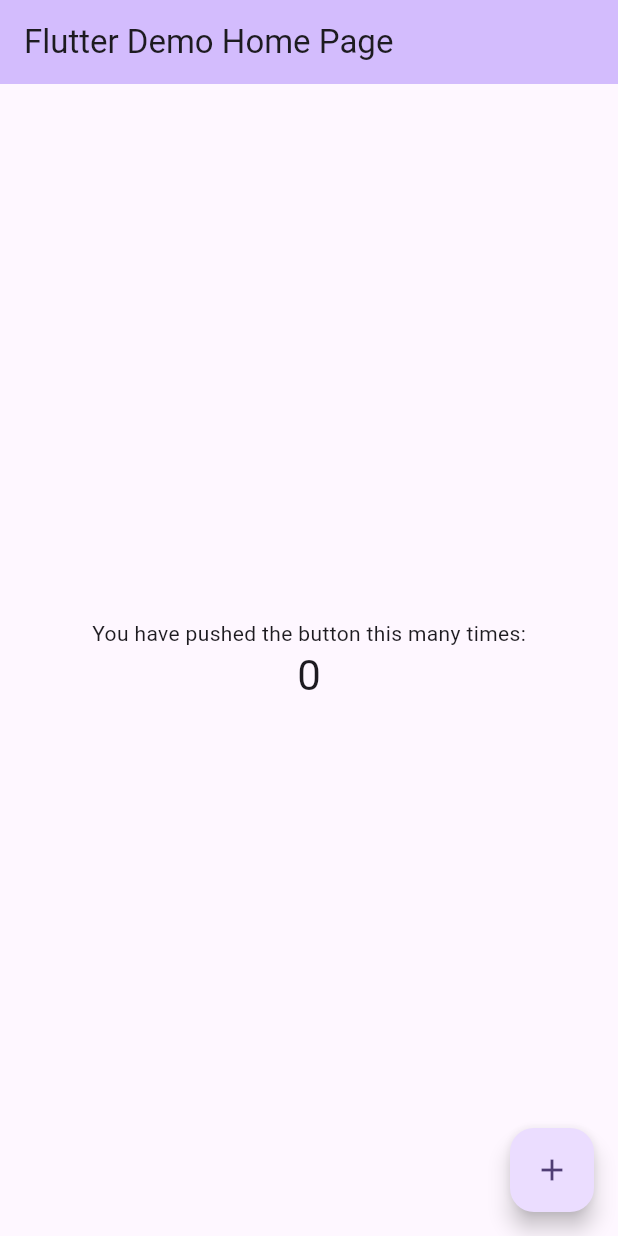
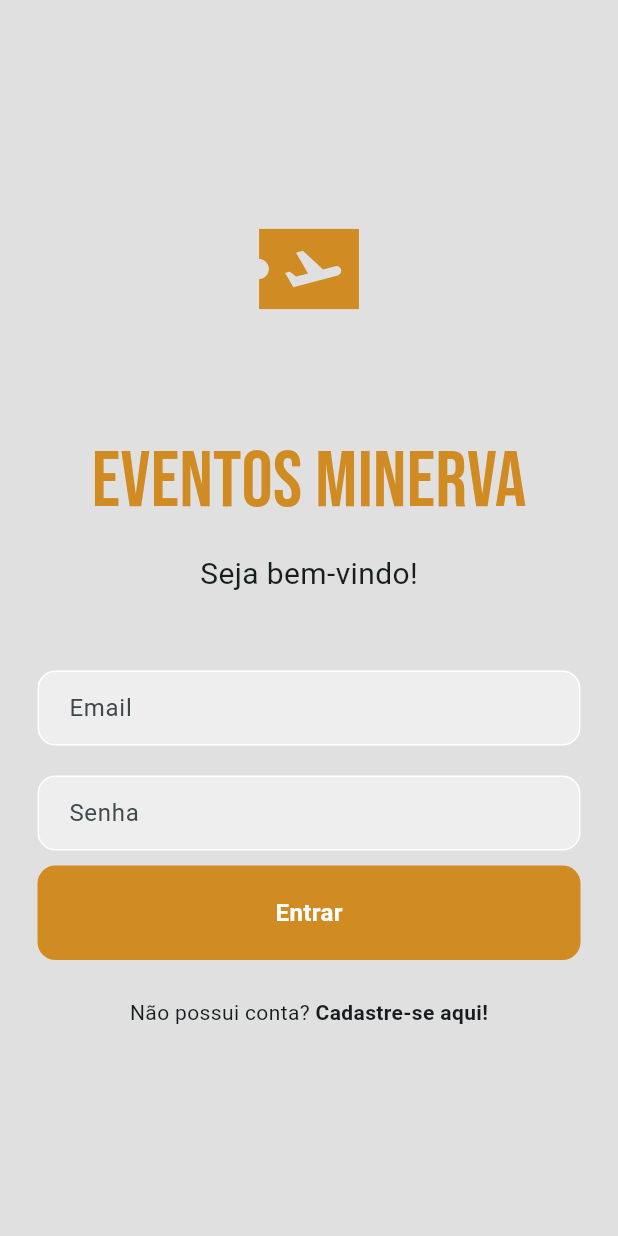
Before and after one commit to Albuquerque-David/eventos-minerva-app, a Flutter app: the screen it shows after launch, on a phone screen of 412 x 824 dp. Run offline on Flutter 3.47's test engine with Material 2 defaults, Android fonts, the phone set to English and light mode, and no system bars; our stand-ins replace firebase_auth, firebase_core, google_fonts; accounts and stored records are empty; generated files the repository leaves out were written again.

Commit message:
feat: added login page

```diff
--- /dev/null
+++ b/lib/home_page.dart
@@ -0,0 +1,28 @@
+import 'package:eventos_minerva/login_page.dart';
+import 'package:eventos_minerva/main_page.dart';
+import 'package:firebase_auth/firebase_auth.dart';
+import 'package:flutter/material.dart';
+import 'package:firebase_core/firebase_core.dart';
+import 'firebase_options.dart';
+
+
+
+class HomePage extends StatelessWidget {
+  const HomePage({super.key});
+
+  @override
+  Widget build(BuildContext context) {
+    return Scaffold(
+      body: StreamBuilder<User?>(
+        stream: FirebaseAuth.instance.authStateChanges(),
+        builder: (context, snapshot){
+          if (snapshot.hasData) {
+            return MainPage();
+          } else {
+            return LoginPage();
+          }
+        },
+      ),
+    );
+  }
+}
--- /dev/null
+++ b/lib/login_page.dart
@@ -0,0 +1,146 @@
+import 'package:firebase_auth/firebase_auth.dart';
+import 'package:flutter/material.dart';
+import 'package:google_fonts/google_fonts.dart';
+
+class LoginPage extends StatefulWidget {
+  const LoginPage({Key? key}) : super(key: key);
+
+  @override
+  State<StatefulWidget> createState() => _LoginPageState();
+}
+
+class _LoginPageState extends State<LoginPage> {
+
+  final _emailController = TextEditingController();
+  final _passwordController = TextEditingController() ;
+
+  Future signIn() async {
+    await FirebaseAuth.instance.signInWithEmailAndPassword(
+        email: _emailController.text.trim(),
+        password: _passwordController.text.trim()
+    );
+  }
+
+  @override
+  void dispose() {
+    _emailController.dispose();
+    _passwordController.dispose();
+    super.dispose();
+  }
+
+  @override
+  Widget build(BuildContext context) {
+    return Scaffold(
+      backgroundColor: Colors.grey[300],
+      body: SafeArea(
+        child: Center(
+          child: SingleChildScrollView(
+            child: Column(mainAxisAlignment: MainAxisAlignment.center, children: [
+              Icon(
+                Icons.airplane_ticket_sharp,
+                color: const Color(0xffd08c22),
+                size: 80,
+              ),
+              SizedBox(height: 65),
+              Text(
+                'Eventos Minerva',
+                style: GoogleFonts.bebasNeue(
+                  fontSize: 52,
+                  color: const Color(0xffd08c22)
+                ),
+              ),
+              SizedBox(height: 10),
+              Text(
+                'Seja bem-vindo!',
+                style: TextStyle(fontSize: 20),
+              ),
+              SizedBox(height: 50),
+              Padding(
+                padding: const EdgeInsets.symmetric(horizontal: 25.0),
+                child: Container(
+                  decoration: BoxDecoration(
+                      color: Colors.grey[200],
+                      border: Border.all(color: Colors.white),
+                      borderRadius: BorderRadius.circular(12)),
+                  child: Padding(
+                    padding: const EdgeInsets.only(left: 20.0),
+                    child: TextField(
+                      controller: _emailController,
+                      decoration: InputDecoration(
+                        border: InputBorder.none,
+                        hintText: 'Email',
+                      ),
+                    ),
+                  ),
+                ),
+              ),
+
+              SizedBox(height: 20),
+
+              Padding(
+                padding: const EdgeInsets.symmetric(horizontal: 25.0),
+                child: Container(
+                  decoration: BoxDecoration(
+                      color: Colors.grey[200],
+                      border: Border.all(color: Colors.white),
+                      borderRadius: BorderRadius.circular(12)),
+                  child: Padding(
+                    padding: const EdgeInsets.only(left: 20.0),
+                    child: TextField(
+                      controller: _passwordController,
+                      obscureText: true,
+                      decoration: InputDecoration(
+                        border: InputBorder.none,
+                        hintText: 'Senha',
+                      ),
+                    ),
+                  ),
+                ),
+              ),
+
+              SizedBox(height: 10),
+
+              Padding(
+                padding: const EdgeInsets.symmetric(horizontal: 25.0),
+                child: GestureDetector(
+                  onTap: signIn,
+                  child: Container(
+                    padding: EdgeInsets.all(20),
+                    decoration: BoxDecoration(
+                      color: const Color(0xffd08c22),
+                      borderRadius: BorderRadius.circular(12),
+                    ),
+                    child: Center(
+                      child: Text(
+                        'Entrar',
+                        style: TextStyle(
+                          color: Colors.white,
+                          fontWeight: FontWeight.bold,
+                          fontSize: 16,
+                        ),
+                      ),
+                    ),
+                  ),
+                ),
+              ),
+              SizedBox(height: 25),
+              Row(
+                mainAxisAlignment: MainAxisAlignment.center,
+                children: [
+                  Text('Não possui conta? ',
+                      style: TextStyle(
+
+                      )),
+                  Text('Cadastre-se aqui!',
+                      style: TextStyle(
+                        fontWeight: FontWeight.bold,
+                      ))
+                ],
+              )
+            ]),
+          ),
+        ),
+      ),
+    );
+  }
+}
--- a/lib/main.dart
+++ b/lib/main.dart
@@ -1,125 +1,30 @@
+import 'package:eventos_minerva/home_page.dart';
+import 'package:eventos_minerva/login_page.dart';
 import 'package:flutter/material.dart';
+import 'package:firebase_core/firebase_core.dart';
+import 'firebase_options.dart';
 
-void main() {
+void main() async {
+  WidgetsFlutterBinding.ensureInitialized();
+  await Firebase.initializeApp(
+    options: DefaultFirebaseOptions.currentPlatform,
+  );
   runApp(const MyApp());
 }
 
 class MyApp extends StatelessWidget {
   const MyApp({super.key});
 
-  // This widget is the root of your application.
   @override
   Widget build(BuildContext context) {
     return MaterialApp(
-      title: 'Flutter Demo',
+      title: 'Eventos Minervas',
       theme: ThemeData(
-        // This is the theme of your application.
-        //
-        // TRY THIS: Try running your application with "flutter run". You'll see
-        // the application has a blue toolbar. Then, without quitting the app,
-        // try changing the seedColor in the colorScheme below to Colors.green
-        // and then invoke "hot reload" (save your changes or press the "hot
-        // reload" button in a Flutter-supported IDE, or press "r" if you used
-        // the command line to start the app).
-        //
-        // Notice that the counter didn't reset back to zero; the application
-        // state is not lost during the reload. To reset the state, use hot
-        // restart instead.
-        //
-        // This works for code too, not just values: Most code changes can be
-        // tested with just a hot reload.
-        colorScheme: ColorScheme.fromSeed(seedColor: Colors.deepPurple),
+
+        colorScheme: ColorScheme.fromSeed(seedColor: Colors.grey),
         useMaterial3: true,
       ),
-      home: const MyHomePage(title: 'Flutter Demo Home Page'),
+      home: const HomePage(),
     );
   }
 }
-
-class MyHomePage extends StatefulWidget {
-  const MyHomePage({super.key, required this.title});
-
-  // This widget is the home page of your application. It is stateful, meaning
-  // that it has a State object (defined below) that contains fields that affect
-  // how it looks.
-
-  // This class is the configuration for the state. It holds the values (in this
-  // case the title) provided by the parent (in this case the App widget) and
-  // used by the build method of the State. Fields in a Widget subclass are
-  // always marked "final".
-
-  final String title;
-
-  @override
-  State<MyHomePage> createState() => _MyHomePageState();
-}
-
-class _MyHomePageState extends State<MyHomePage> {
-  int _counter = 0;
-
-  void _incrementCounter() {
-    setState(() {
-      // This call to setState tells the Flutter framework that something has
-      // changed in this State, which causes it to rerun the build method below
-      // so that the display can reflect the updated values. If we changed
-      // _counter without calling setState(), then the build method would not be
-      // called again, and so nothing would appear to happen.
-      _counter++;
-    });
-  }
-
-  @override
-  Widget build(BuildContext context) {
-    // This method is rerun every time setState is called, for instance as done
-    // by the _incrementCounter method above.
-    //
-    // The Flutter framework has been optimized to make rerunning build methods
-    // fast, so that you can just rebuild anything that needs updating rather
-    // than having to individually change instances of widgets.
-    return Scaffold(
-      appBar: AppBar(
-        // TRY THIS: Try changing the color here to a specific color (to
-        // Colors.amber, perhaps?) and trigger a hot reload to see the AppBar
-        // change color while the other colors stay the same.
-        backgroundColor: Theme.of(context).colorScheme.inversePrimary,
-        // Here we take the value from the MyHomePage object that was created by
-        // the App.build method, and use it to set our appbar title.
-        title: Text(widget.title),
-      ),
-      body: Center(
-        // Center is a layout widget. It takes a single child and positions it
-        // in the middle of the parent.
-        child: Column(
-          // Column is also a layout widget. It takes a list of children and
-          // arranges them vertically. By default, it sizes itself to fit its
-          // children horizontally, and tries to be as tall as its parent.
-          //
-          // Column has various properties to control how it sizes itself and
-          // how it positions its children. Here we use mainAxisAlignment to
-          // center the children vertically; the main axis here is the vertical
-          // axis because Columns are vertical (the cross axis would be
-          // horizontal).
-          //
-          // TRY THIS: Invoke "debug painting" (choose the "Toggle Debug Paint"
-          // action in the IDE, or press "p" in the console), to see the
-          // wireframe for each widget.
-          mainAxisAlignment: MainAxisAlignment.center,
-          children: <Widget>[
-            const Text(
-              'You have pushed the button this many times:',
-            ),
-            Text(
-              '$_counter',
-              style: Theme.of(context).textTheme.headlineMedium,
-            ),
-          ],
-        ),
-      ),
-      floatingActionButton: FloatingActionButton(
-        onPressed: _incrementCounter,
-        tooltip: 'Increment',
-        child: const Icon(Icons.add),
-      ), // This trailing comma makes auto-formatting nicer for build methods.
-    );
-  }
-}
--- /dev/null
+++ b/lib/main_page.dart
@@ -0,0 +1,36 @@
+import 'package:eventos_minerva/home_page.dart';
+import 'package:eventos_minerva/login_page.dart';
+import 'package:firebase_auth/firebase_auth.dart';
+import 'package:flutter/material.dart';
+import 'package:firebase_core/firebase_core.dart';
+import 'firebase_options.dart';
+
+class MainPage extends StatefulWidget {
+  const MainPage({super.key});
+
+  @override
+  State<MainPage> createState() => _MainPageState();
+}
+
+class _MainPageState extends State<MainPage> {
+  final user = FirebaseAuth.instance.currentUser!;
+
+  @override
+  Widget build(BuildContext context) {
+    return Scaffold(
+      body: Center(
+          child: Column(
+        mainAxisAlignment: MainAxisAlignment.center,
+        children: [
+          Text("Estou logado como: " + user.email!),
+          MaterialButton(
+              onPressed: () {
+                FirebaseAuth.instance.signOut();
+              },
+              color: const Color(0xffd08c22),
+              child: Text('Sair'))
+        ],
+      )),
+    );
+  }
+}
--- a/pubspec.yaml
+++ b/pubspec.yaml
@@ -35,6 +35,9 @@ dependencies:
   # The following adds the Cupertino Icons font to your application.
   # Use with the CupertinoIcons class for iOS style icons.
   cupertino_icons: ^1.0.2
+  google_fonts:
+  firebase_core: ^2.14.0
+  firebase_auth: ^4.6.3
 
 dev_dependencies:
   flutter_test:
```
Also changed, not shown: pubspec.lock, 4 other files.
